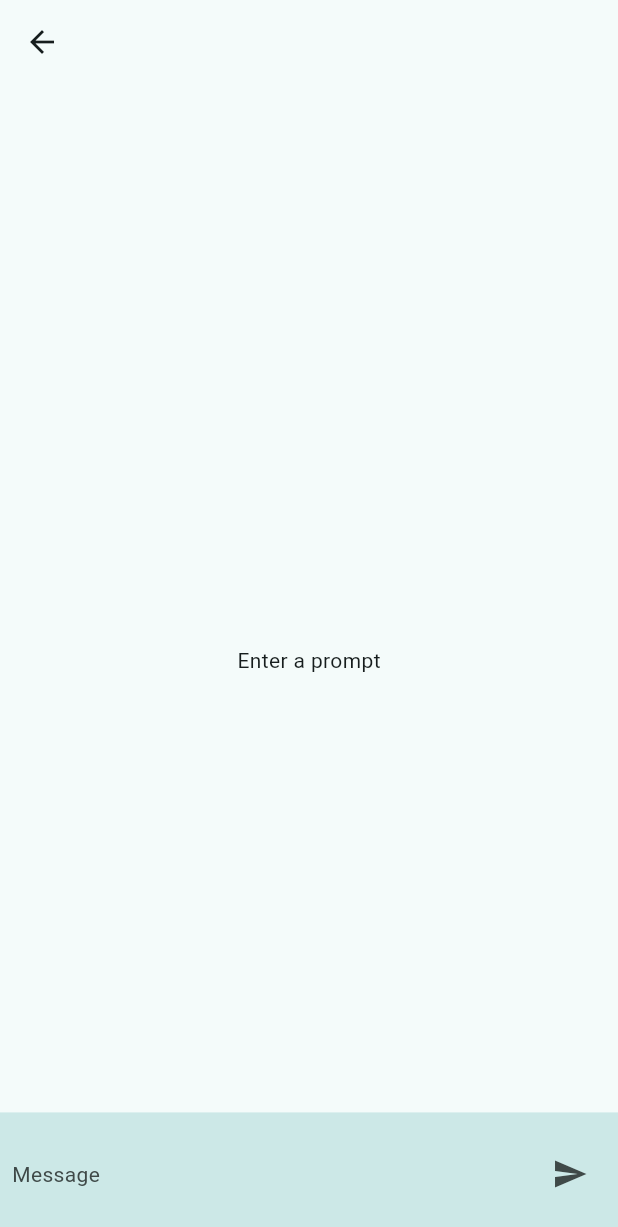
After one commit to vchib1/chat-ai-demo, a Flutter app: the screen it shows after launch, after a tap on "Image", on a phone screen of 412 x 824 dp. The commit adds this screen. Shown: the top 1227 px of the screen. Run offline on Flutter 3.47's test engine with Material 3 defaults, Android fonts, the light colour scheme and no system bars; our stand-ins replace equatable, flutter_riverpod.

Commit message:
added image generation

```diff
--- a/lib/main.dart
+++ b/lib/main.dart
@@ -1,12 +1,10 @@
-import 'package:chatgpt_api_demo/src/providers/chat_provider.dart';
-import 'package:chatgpt_api_demo/src/services/api_service.dart';
-import 'package:chatgpt_api_demo/src/views/home.dart';
+import 'package:chatgpt_api_demo/src/views/home_page.dart';
 import 'package:flutter/material.dart';
-import 'package:provider/provider.dart';
+import 'package:flutter_riverpod/flutter_riverpod.dart';
 
 void main() {
   WidgetsFlutterBinding.ensureInitialized();
-  runApp(const MyApp());
+  runApp(const ProviderScope(child: MyApp()));
 }
 
 class MyApp extends StatelessWidget {
@@ -14,18 +12,13 @@ class MyApp extends StatelessWidget {
 
   @override
   Widget build(BuildContext context) {
-    return MultiProvider(
-      providers: [
-        ChangeNotifierProvider(create: (context) => ChatProvider(api: API())),
-      ],
-      child: MaterialApp(
-        title: 'Flutter Demo',
-        theme: ThemeData(
-          colorScheme: ColorScheme.fromSeed(seedColor: Colors.cyanAccent),
-          useMaterial3: true,
-        ),
-        home: const HomePage(),
+    return MaterialApp(
+      title: 'Flutter Demo',
+      theme: ThemeData(
+        colorScheme: ColorScheme.fromSeed(seedColor: Colors.cyanAccent),
+        useMaterial3: true,
       ),
+      home: const HomePage(),
     );
   }
 }
--- /dev/null
+++ b/lib/src/models/image_model.dart
@@ -0,0 +1,23 @@
+class ImageModel {
+  final DateTime created;
+  final List<String> images;
+
+  const ImageModel({required this.created, required this.images});
+
+  Map<String, dynamic> toMap() {
+    return {
+      'created': created.millisecondsSinceEpoch,
+      'data': images.map((url) => {"url": url}).toList()
+    };
+  }
+
+  factory ImageModel.fromMap(Map<String, dynamic> map) {
+    return ImageModel(
+      created:
+          DateTime.fromMillisecondsSinceEpoch((map['created'] as int) * 1000),
+      images: (map['data'] as List<dynamic>)
+          .map((data) => data['url'] as String)
+          .toList(),
+    );
+  }
+}
--- a/lib/src/providers/chat_provider.dart
+++ b/lib/src/providers/chat_provider.dart
@@ -1,32 +1,30 @@
 import 'package:chatgpt_api_demo/src/models/message_model.dart';
-import 'package:chatgpt_api_demo/src/services/api_service.dart';
+import 'package:chatgpt_api_demo/src/services/api/open_ai.dart';
 import 'package:flutter/material.dart';
+import 'package:flutter_riverpod/flutter_riverpod.dart';
 
-class ChatProvider extends ChangeNotifier {
-  final API _api;
+final chatNotifier = StateNotifierProvider<ChatNotifier, List<Message>>(
+    (ref) => ChatNotifier(api: ref.watch(openAIProvider)));
 
-  ChatProvider({required API api}) : _api = api;
+class ChatNotifier extends StateNotifier<List<Message>> {
+  final OpenAI _api;
 
-  final List<Message> _messages = [];
-  List<Message> get messages => _messages;
+  ChatNotifier({required OpenAI api})
+      : _api = api,
+        super([]);
 
   final List<Map<String, dynamic>> _conversationData = [];
 
   void _addMessageToList(Message message) {
-    try {
-      _messages.add(message);
-      _conversationData.add(message.toMap());
-      notifyListeners();
-    } catch (e) {
-      rethrow;
-    }
+    state = [...state, message];
+    _conversationData.add(message.toMap());
   }
 
   Future<void> sendMessage(UserMessage userMessage) async {
     try {
       _addMessageToList(userMessage);
 
-      final botRawResponse = await _api.sendPrompt(
+      final botRawResponse = await _api.sendPromptChat(
         prompt: userMessage.content,
         conversationData: _conversationData,
       );
--- /dev/null
+++ b/lib/src/providers/image_provider.dart
@@ -0,0 +1,47 @@
+import 'package:chatgpt_api_demo/src/models/image_model.dart';
+import 'package:chatgpt_api_demo/src/services/api/open_ai.dart';
+import 'package:flutter/material.dart';
+import 'package:flutter_riverpod/flutter_riverpod.dart';
+
+final imageState = StateNotifierProvider<ImageStateNotifier, ImageState>(
+    (ref) => ImageStateNotifier(api: ref.watch(openAIProvider)));
+
+class ImageStateNotifier extends StateNotifier<ImageState> {
+  final OpenAI _api;
+
+  ImageStateNotifier({required OpenAI api})
+      : _api = api,
+        super(ImageInitialState());
+
+  Future<void> sendPrompt(String prompt) async {
+    try {
+      state = ImageLoadingState();
+
+      final rawResponse = await _api.sendPromptImageGeneration(prompt: prompt);
+      ImageModel data = ImageModel.fromMap(rawResponse);
+      state = ImageLoadedState(data: data);
+
+      state = ImageLoadedState(data: data);
+    } catch (e) {
+      state = ImageErrorState(error: e.toString());
+    }
+  }
+}
+
+sealed class ImageState {}
+
+class ImageInitialState extends ImageState {}
+
+class ImageLoadingState extends ImageState {}
+
+class ImageLoadedState extends ImageState {
+  final ImageModel data;
+
+  ImageLoadedState({required this.data});
+}
+
+class ImageErrorState extends ImageState {
+  final String error;
+
+  ImageErrorState({required this.error});
+}
--- /dev/null
+++ b/lib/src/views/home_page.dart
@@ -0,0 +1,39 @@
+import 'package:chatgpt_api_demo/src/utils/extensions/build_context.dart';
+import 'package:chatgpt_api_demo/src/views/chat_page.dart';
+import 'package:chatgpt_api_demo/src/views/image_page.dart';
+import 'package:flutter/material.dart';
+
+class HomePage extends StatefulWidget {
+  const HomePage({super.key});
+
+  @override
+  State<HomePage> createState() => _HomePageState();
+}
+
+class _HomePageState extends State<HomePage> {
+  @override
+  Widget build(BuildContext context) {
+    return Scaffold(
+      appBar: AppBar(),
+      body: Center(
+        child: Column(
+          mainAxisAlignment: MainAxisAlignment.center,
+          children: [
+            MaterialButton(
+              color: context.colorScheme.secondaryContainer,
+              minWidth: MediaQuery.of(context).size.width * .50,
+              onPressed: () => context.push(page: const ChatPage()),
+              child: const Text("ChatBot"),
+            ),
+            MaterialButton(
+              color: context.colorScheme.secondaryContainer,
+              minWidth: MediaQuery.of(context).size.width * .50,
+              onPressed: () => context.push(page: const ImagePage()),
+              child: const Text("Image"),
+            ),
+          ],
+        ),
+      ),
+    );
+  }
+}
--- /dev/null
+++ b/lib/src/views/image_page.dart
@@ -0,0 +1,107 @@
+import 'package:chatgpt_api_demo/src/providers/image_provider.dart';
+import 'package:flutter/material.dart';
+import 'package:flutter_riverpod/flutter_riverpod.dart';
+
+class ImagePage extends StatefulWidget {
+  const ImagePage({super.key});
+
+  @override
+  State<ImagePage> createState() => _ImagePageState();
+}
+
+class _ImagePageState extends State<ImagePage> {
+  late TextEditingController _controller;
+
+  @override
+  void initState() {
+    super.initState();
+    _controller = TextEditingController();
+  }
+
+  @override
+  void dispose() {
+    super.dispose();
+    _controller.dispose();
+  }
+
+  Future<void> _sendPrompt(WidgetRef ref) async {
+    final prompt = _controller.text.trim();
+
+    if (prompt.isEmpty) {
+      return;
+    }
+
+    _controller.clear();
+    await ref.read(imageState.notifier).sendPrompt(prompt);
+  }
+
+  @override
+  Widget build(BuildContext context) {
+    return Scaffold(
+      appBar: AppBar(),
+      body: Stack(
+        alignment: Alignment.bottomCenter,
+        children: [
+          Consumer(
+            builder: (context, ref, child) {
+              final state = ref.watch(imageState);
+
+              switch (state) {
+                case ImageInitialState():
+                  return const Center(child: Text("Enter a prompt"));
+
+                case ImageLoadingState():
+                  return const Center(child: CircularProgressIndicator());
+
+                case ImageLoadedState():
+                  return PageView.builder(
+                    scrollDirection: Axis.horizontal,
+                    itemCount: state.data.images.length,
+                    itemBuilder: (context, index) {
+                      final String url = state.data.images[index];
+
+                      return SizedBox(
+                        height: MediaQuery.of(context).size.height * .80,
+                        child: Image.network(url),
+                      );
+                    },
+                  );
+
+                case ImageErrorState():
+                  return Center(child: Text(state.error));
+              }
+            },
+          ),
+          Consumer(
+            builder: (context, ref, child) {
+              return Container(
+                height: MediaQuery.of(context).size.height * .1,
+                padding: const EdgeInsets.symmetric(horizontal: 8.0),
+                color: Theme.of(context).colorScheme.secondaryContainer,
+                child: Row(
+                  children: [
+                    Expanded(
+                      child: TextField(
+                        controller: _controller,
+                        style: Theme.of(context).textTheme.bodyMedium,
+                        onSubmitted: (_) => _sendPrompt(ref),
+                        decoration: const InputDecoration(
+                          hintText: "Message",
+                          border: InputBorder.none,
+                        ),
+                      ),
+                    ),
+                    IconButton(
+                      onPressed: () => _sendPrompt(ref),
+                      icon: const Icon(Icons.send),
+                    ),
+                  ],
+                ),
+              );
+            },
+          ),
+        ],
+      ),
+    );
+  }
+}
--- a/pubspec.yaml
+++ b/pubspec.yaml
@@ -38,6 +38,9 @@ dependencies:
   http: ^1.2.0
   provider: ^6.1.1
   equatable: ^2.0.5
+  image_picker: ^1.0.7
+  fl_chart: ^0.66.1
+  flutter_riverpod: ^2.4.10
 
 dev_dependencies:
   flutter_test:
```
Also changed, not shown: lib/src/services/api/image_.dart (added, +39 -0 lines), lib/src/services/api/open_ai.dart (renamed from lib/src/services/api_service.dart, +47 -17 lines), lib/src/utils/error/http_status_codes.dart (added, +22 -0 lines), lib/src/utils/extensions/build_context.dart (added, +34 -0 lines), lib/src/views/chat_page.dart (renamed from lib/src/views/home.dart, +24 -20 lines), pubspec.lock, 5 other files.
